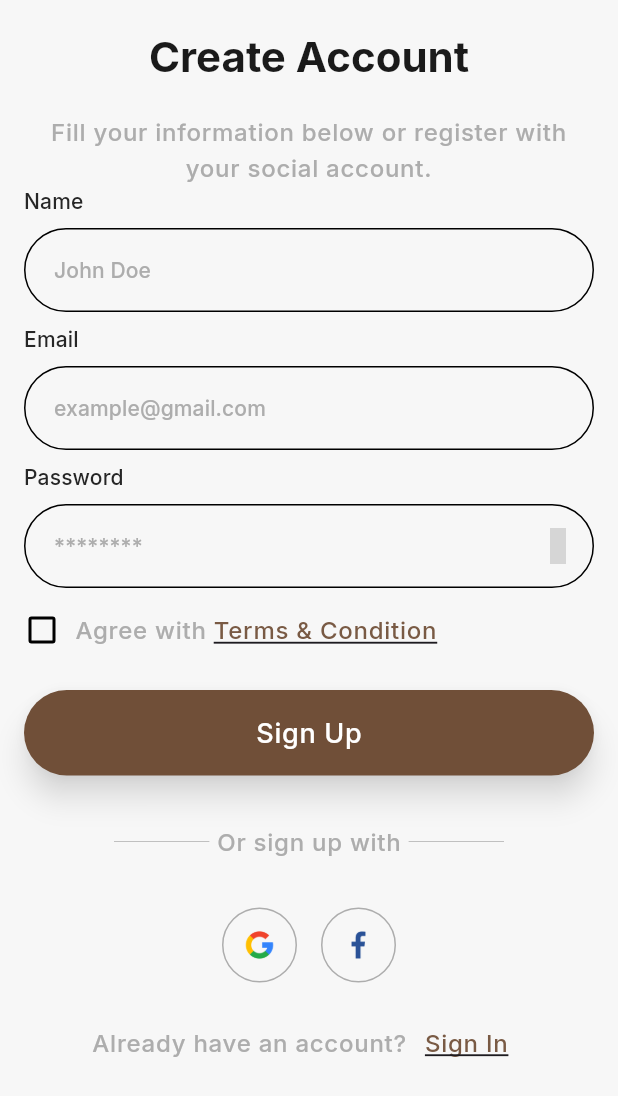
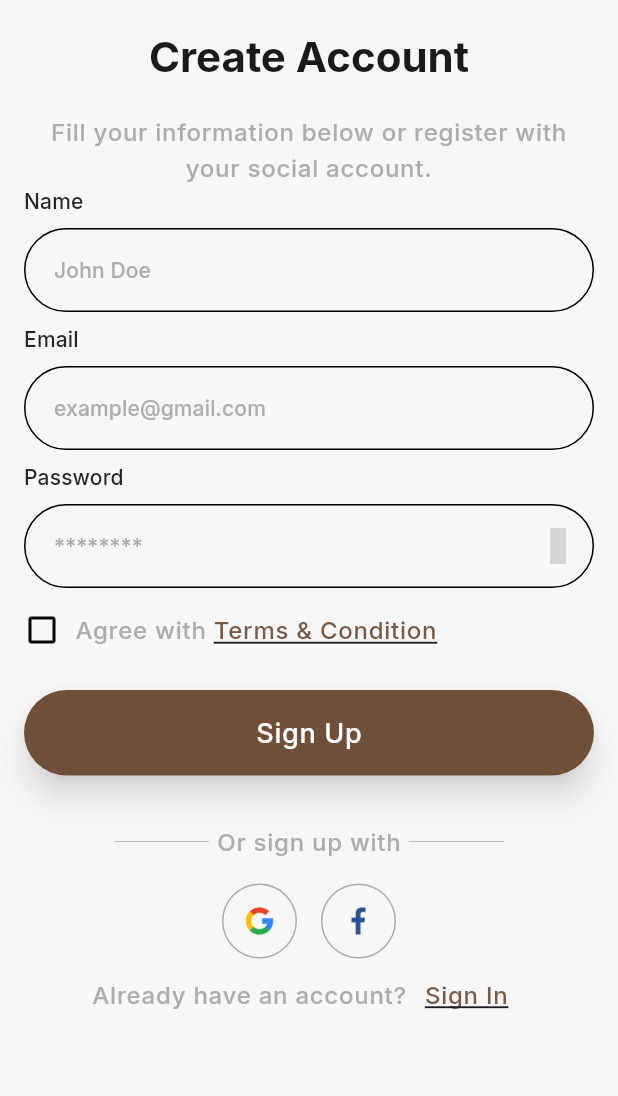
Before and after one commit to hdkhoaapcs22/CS426-Clothing-Store-App, a Flutter app: the SignUpScreen screen opened directly with empty values, on a phone screen of 412 x 824 dp. Shown: the top 1096 px of the screen. Run offline on Flutter 3.47's test engine with Material 3 defaults, Android fonts, the phone set to English and light mode, and no system bars; our stand-ins replace another_flutter_splash_screen, firebase_auth, firebase_core, google_fonts, google_sign_in, iconsax and 5 more; accounts and stored records are empty; grey boxes are pictures that could not be loaded.

Commit message:
Minor update

```diff
--- a/clothing_store_app/lib/modules/OnBoardingScreen/on_boarding_widget.dart
+++ b/clothing_store_app/lib/modules/OnBoardingScreen/on_boarding_widget.dart
@@ -9,7 +9,6 @@ class OnBoardingWidget extends StatelessWidget {
     required this.imagePath,
     required this.header,
     required this.bodyText,
-    required this.page,
     required this.controller,
   });
 
@@ -17,7 +16,6 @@ class OnBoardingWidget extends StatelessWidget {
   final TextSpan header;
   final String bodyText;
   final PageController controller;
-  final int page;
 
   @override
   Widget build(BuildContext context) {
--- a/clothing_store_app/lib/modules/SignUpScreen/sign_up_screen.dart
+++ b/clothing_store_app/lib/modules/SignUpScreen/sign_up_screen.dart
@@ -2,6 +2,7 @@ import 'package:clothing_store_app/routes/navigation_services.dart';
 import 'package:clothing_store_app/services/auth/auth_service.dart';
 import 'package:clothing_store_app/utils/text_styles.dart';
 import 'package:clothing_store_app/utils/themes.dart';
+import 'package:clothing_store_app/widgets/social_sign_in_buttons.dart';
 import 'package:flutter/material.dart';
 import 'package:provider/provider.dart';
 import '../../languages/appLocalizations.dart';
@@ -82,7 +83,7 @@ class SignUpScreen extends StatelessWidget {
                           child: Checkbox(
                             value: notifier.isAgreed,
                             onChanged: (value) {
-                              notifier.setAgree(value ?? false);
+                              notifier.setAgreeTermsAndCondition(value ?? false);
                             },
                           ),
                         ),
@@ -144,60 +145,7 @@ class SignUpScreen extends StatelessWidget {
                   ],
                 ),
               ),
-              Padding(
-                padding: const EdgeInsets.all(16.0),
-                child: Row(
-                  mainAxisAlignment: MainAxisAlignment.center,
-                  children: [
-                    Container(
-                      decoration: BoxDecoration(
-                          border: Border.all(color: AppTheme.secondaryTextColor),
-                          borderRadius: BorderRadius.circular(100)),
-                      child: IconButton(
-                        onPressed: () async {
-                          String? userId = await AuthService().signInWithGoogle();
-                          if (userId != null) {
-                            await Dialogs(context).showAnimatedDialog(
-                                title: AppLocalizations(context).of("success"),
-                                content: AppLocalizations(context).of("register_successfully"));
-                            NavigationServices(context).pushCompleteProfileScreen();
-                          }
-                        },
-                        icon: const Image(
-                          width: 20,
-                          height: 20,
-                          image: AssetImage(Localfiles.googleLogo),
-                        ),
-                      ),
-                    ),
-                    const SizedBox(width: 16.0,),
-                    Container(
-                      decoration: BoxDecoration(
-                        border: Border.all(color: AppTheme.secondaryTextColor),
-                        borderRadius: BorderRadius.circular(100)),
-                      child: IconButton(
-                        onPressed: () {
-                          // String? userId =
-                          //     await AuthService().signInWithFacebook();
-                          // if (userId != null) {
-                          //   await Dialogs(context).showAnimatedDialog(
-                          //       title: AppLocalizations(context).of("signUp"),
-                          //       content: AppLocalizations(context)
-                          //           .of("register_successfully"));
-                          //   NavigationServices(context)
-                          //       .pushCompleteProfileScreen();
-                          // }
-                        },
-                        icon: const Image(
-                          width: 20,
-                          height: 20,
-                          image: AssetImage(Localfiles.facebookLogo),
-                        ),
-                      ),
-                    ),
-                  ],
-                ),
-              ),
+              SocialSignInButtons(context: context,),
               Row(
                 mainAxisAlignment: MainAxisAlignment.center,
                 children: [
--- a/clothing_store_app/lib/providers/complete_profile_provider.dart
+++ b/clothing_store_app/lib/providers/complete_profile_provider.dart
@@ -30,7 +30,7 @@ class CompleteProfileNotifier extends ChangeNotifier {
     notifyListeners();
   }
 
-  void validateFields(BuildContext context) {
+  bool validateFields(BuildContext context) {
     _nameError = '';
     _phoneError = '';
     _genderError = '';
@@ -50,9 +50,6 @@ class CompleteProfileNotifier extends ChangeNotifier {
     }
 
     notifyListeners();
-  }
-
-  bool isValid() {
     return _nameError.isEmpty && _phoneError.isEmpty && _genderError.isEmpty;
   }
 
--- /dev/null
+++ b/clothing_store_app/lib/widgets/social_sign_in_buttons.dart
@@ -0,0 +1,73 @@
+import 'dart:async';
+
+import 'package:clothing_store_app/widgets/common_dialogs.dart';
+import 'package:flutter/material.dart';
+import '../languages/appLocalizations.dart';
+import '../routes/navigation_services.dart';
+import '../services/auth/auth_service.dart';
+import '../utils/localfiles.dart';
+import '../utils/themes.dart';
+
+// ignore: must_be_immutable
+class SocialSignInButtons extends StatelessWidget {
+  SocialSignInButtons({
+    super.key,
+    required this.context,
+  });
+
+  BuildContext context;
+
+  @override
+  Widget build(BuildContext context) {
+    return Row(
+    mainAxisAlignment: MainAxisAlignment.center,
+    children: [
+      Container(
+        decoration: BoxDecoration(
+          border: Border.all(color: AppTheme.secondaryTextColor),
+          borderRadius: BorderRadius.circular(100)),
+          child: IconButton(
+            onPressed: () {
+              googleSignIn(this.context);
+            },
+            icon: const Image(
+              width: 20,
+              height: 20,
+              image: AssetImage(Localfiles.googleLogo),
+            ),
+          ),
+      ),
+      const SizedBox(width: 16.0,),
+      Container(
+        decoration: BoxDecoration(
+          border: Border.all(color: AppTheme.secondaryTextColor),
+          borderRadius: BorderRadius.circular(100)),
+        child: IconButton(
+          onPressed: () {
+          },
+          icon: const Image(
+            width: 20,
+            height: 20,
+            image: AssetImage(Localfiles.facebookLogo),
+          ),
+        ),
+      ),
+    ],);
+  }
+
+  Future<void> googleSignIn(BuildContext context) async {
+    try {
+      Dialogs(context).showLoadingDialog();
+      String? userId = await AuthService().signInWithGoogle();
+      Navigator.of(context).pop();
+      if (userId != null) {
+        await Dialogs(context).showAnimatedDialog(
+            title: AppLocalizations(context).of("success"),
+            content: AppLocalizations(context).of("register_successfully"));
+            NavigationServices(context).pushCompleteProfileScreen();
+      }
+    } catch (e) {
+      print(e.toString());
+    }
+  }
+}
--- a/clothing_store_app/lib/widgets/text_field_with_header.dart
+++ b/clothing_store_app/lib/widgets/text_field_with_header.dart
@@ -30,7 +30,7 @@ class TextFieldWithHeader extends StatelessWidget {
           child: Text(header, style: TextStyles(context).getLabelLargeStyle(false),),
         ),
         CommonTextField(
-          isObscureText: isPassword? true : false,
+          isObscureText: isPassword,
           textFieldPadding: const EdgeInsets.symmetric(horizontal: 16.0, vertical: 8.0),
           textEditingController: controller,
           contentPadding: const EdgeInsets.all(16.0),
```
Also changed, not shown: clothing_store_app/lib/modules/CompleteProfileScreen/complete_profile_screen.dart (+5 -7 lines), clothing_store_app/lib/modules/OnBoardingScreen/on_boarding_screen.dart (+6 -4 lines), clothing_store_app/lib/providers/sign_up_provider.dart (+2 -8 lines), clothing_store_app/lib/services/auth/auth_service.dart (+1 -25 lines), clothing_store_app/lib/widgets/common_dialogs.dart (+54 -50 lines).
